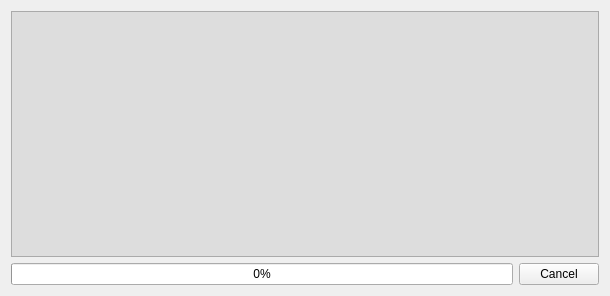
Above: ui/progress.ui from uba/goes-downloader before the change. Below: the same form after it.
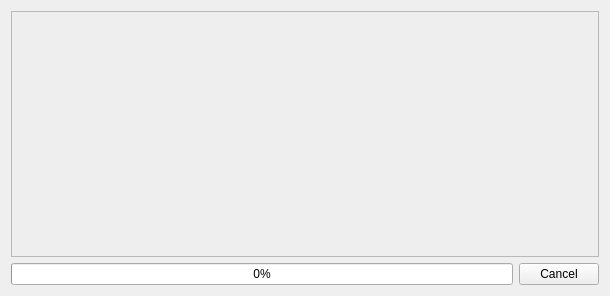
That is the form after the change.

```diff
--- a/ui/progress.ui
+++ b/ui/progress.ui
@@ -18,8 +18,15 @@
     <layout class="QGridLayout" name="gridLayout_2">
      <item row="0" column="0">
       <widget class="QPlainTextEdit" name="notificationPlainTextEdit">
+       <property name="font">
+        <font>
+         <pointsize>10</pointsize>
+         <strikeout>false</strikeout>
+         <kerning>true</kerning>
+        </font>
+       </property>
        <property name="styleSheet">
-        <string notr="true">background-color: #DDDDDD</string>
+        <string notr="true">background-color: #EEEEEE</string>
        </property>
        <property name="plainText">
         <string notr="true"/>
```
